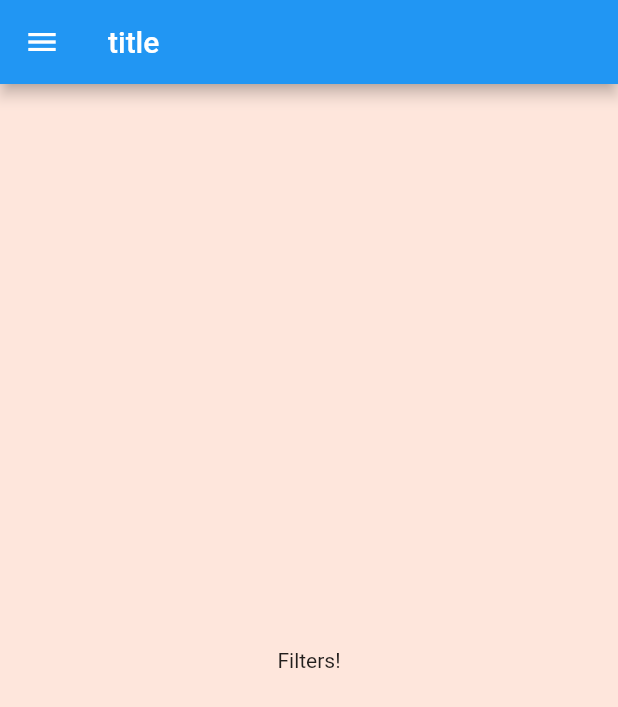
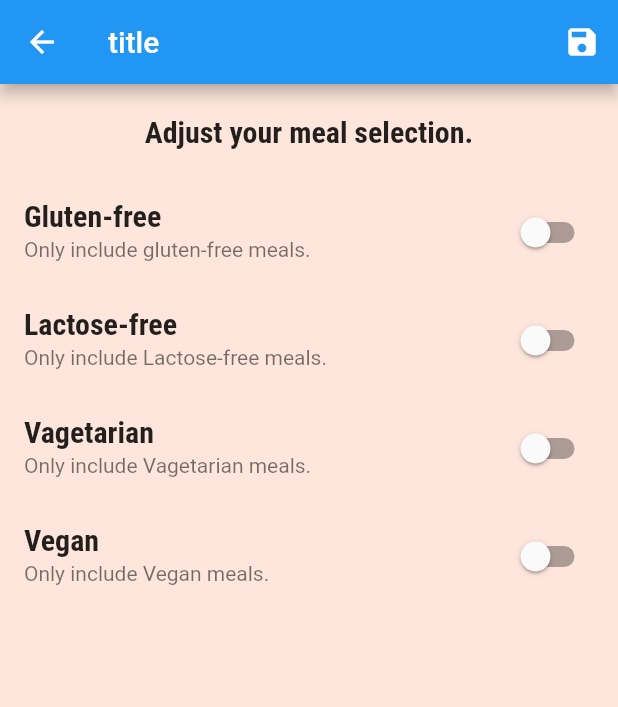
Before and after one commit to asafzaf/Meals-app, a Flutter app: the FiltersScreen screen opened by its route, on a phone screen of 412 x 824 dp. Shown: the top 707 px of the screen. Run offline on Flutter 3.47's test engine with Material 2 defaults, Android fonts, the phone set to English and light mode, and no system bars; statements that could not run were skipped.

Commit message:
adding filter screen and filter functions

```diff
--- a/lib/main.dart
+++ b/lib/main.dart
@@ -1,16 +1,74 @@
 import 'package:flutter/material.dart';
+import './dummy_data.dart';
 import './screen/filters_screen.dart';
 import './screen/tabs_screen.dart';
 import './screen/meal_detail_screen.dart';
 import './screen/category_meals_screen.dart';
+import './models/meal.dart';
 import './screen/categories_screen.dart';
 
 void main() {
   runApp(MyApp());
 }
 
-class MyApp extends StatelessWidget {
-  // This widget is the root of your application.
+class MyApp extends StatefulWidget {
+  @override
+  State<MyApp> createState() => _MyAppState();
+}
+
+class _MyAppState extends State<MyApp> {
+  Map<String, bool> _filters = {
+    'gluten': false,
+    'lactose': false,
+    'vegan': false,
+    'vegetarian': false,
+  };
+
+  List<Meal> _availableMeals = DUMMY_MEALS;
+  List<Meal> _favoriteMeals = [];
+
+  void _setFilters(Map<String, bool> filterData) {
+    setState(() {
+      _filters = filterData;
+
+      _availableMeals = DUMMY_MEALS.where((meal) {
+        if (_filters['gluten'] && !meal.isGlutenFree) {
+          return false;
+        }
+        if (_filters['lactose'] && !meal.isLactoseFree) {
+          return false;
+        }
+        if (_filters['vegan'] && !meal.isVegan) {
+          return false;
+        }
+        if (_filters['vegetarian'] && !meal.isVegetarian) {
+          return false;
+        }
+        return true;
+      }).toList();
+    });
+  }
+
+  void _toggleFavorite(String mealId) {
+    final existingIndex =
+        _favoriteMeals.indexWhere((meal) => meal.id == mealId);
+    if (existingIndex >= 0) {
+      setState(() {
+        _favoriteMeals.removeAt(existingIndex);
+      });
+    } else {
+      setState(() {
+        _favoriteMeals.add(
+          DUMMY_MEALS.firstWhere((meal) => meal.id == mealId),
+        );
+      });
+    }
+  }
+
+  bool _isMealFavorite(String id) {
+    return _favoriteMeals.any((meal) => meal.id == id);
+  }
+
   @override
   Widget build(BuildContext context) {
     return MaterialApp(
@@ -29,10 +87,12 @@ class MyApp extends StatelessWidget {
       ),
       // home: CategoriesScreen(),
       routes: {
-        '/': (ctx) => TabsScreen(),
-        CategoryMealsScreen.routeName: (ctx) => CategoryMealsScreen(),
-        MealDetailScreen.routeName: (ctx) => MealDetailScreen(),
-        FiltersScreen.routeName: (ctx) => FiltersScreen(),
+        '/': (ctx) => TabsScreen(_favoriteMeals),
+        CategoryMealsScreen.routeName: (ctx) =>
+            CategoryMealsScreen(_availableMeals),
+        MealDetailScreen.routeName: (ctx) =>
+            MealDetailScreen(_toggleFavorite, _isMealFavorite),
+        FiltersScreen.routeName: (ctx) => FiltersScreen(_filters, _setFilters),
       },
       onUnknownRoute: (settings) {
         return MaterialPageRoute(
--- a/lib/screen/category_meals_screen.dart
+++ b/lib/screen/category_meals_screen.dart
@@ -1,10 +1,13 @@
 import 'package:flutter/material.dart';
-import 'package:mealsapp/dummy_data.dart';
 import 'package:mealsapp/widget/meal_item.dart';
 import '../models/meal.dart';
 
 class CategoryMealsScreen extends StatefulWidget {
   static const routeName = '/category-meals';
+
+  final List<Meal> availableMeals;
+
+  CategoryMealsScreen(this.availableMeals);
 
   @override
   _CategoryMealsScreenState createState() => _CategoryMealsScreenState();
@@ -27,7 +30,7 @@ class _CategoryMealsScreenState extends State<CategoryMealsScreen> {
           ModalRoute.of(context).settings.arguments as Map<String, String>;
       catrgoryTitle = routeArgs['title'];
       final categoryId = routeArgs['id'];
-      displayedMeals = DUMMY_MEALS.where((meal) {
+      displayedMeals = widget.availableMeals.where((meal) {
         return meal.categories.contains(categoryId);
       }).toList();
       _loadedInitData = true;
@@ -56,7 +59,6 @@ class _CategoryMealsScreenState extends State<CategoryMealsScreen> {
             duration: displayedMeals[index].duration,
             complexity: displayedMeals[index].complexity,
             affordability: displayedMeals[index].affordability,
-            removeItem: _removeMeal,
           );
         },
         itemCount: displayedMeals.length,
--- a/lib/screen/filters_screen.dart
+++ b/lib/screen/filters_screen.dart
@@ -1,19 +1,126 @@
 import 'package:flutter/material.dart';
 import '../widget/main_drawer.dart';
 
-class FiltersScreen extends StatelessWidget {
+class FiltersScreen extends StatefulWidget {
   static const routeName = '/filters';
+
+  final Function saveFilters;
+  final Map<String, bool> currentFilters;
+
+  FiltersScreen(this.currentFilters, this.saveFilters);
+
+  @override
+  _FiltersScreenState createState() => _FiltersScreenState();
+}
+
+class _FiltersScreenState extends State<FiltersScreen> {
+  bool _glutenFree = false;
+  bool _vegetarian = false;
+  bool _vegan = false;
+  bool _lactoseFree = false;
+
+  @override
+  void initState() {
+    _glutenFree = widget.currentFilters['gluten'];
+    _lactoseFree = widget.currentFilters['lactose'];
+    _vegetarian = widget.currentFilters['vegetarian'];
+    _vegan = widget.currentFilters['vegan'];
+    super.initState();
+  }
+
+  Widget _buildSwichListTile(
+      String title, String subtitle, bool currentValue, Function updateValue) {
+    return SwitchListTile(
+      title: Text(title),
+      value: currentValue,
+      subtitle: Text(subtitle),
+      onChanged: updateValue,
+    );
+  }
 
   @override
   Widget build(BuildContext context) {
     return Scaffold(
-      appBar: AppBar(
-        title: Text('title'),
-      ),
-      drawer: MainDrawer(),
-      body: Center(
-        child: Text('Filters!'),
-      ),
-    );
+        appBar: AppBar(
+          title: Text('title'),
+          actions: [
+            IconButton(
+              icon: Icon(Icons.save),
+              onPressed: () {
+                final selectedFilters = {
+                  'gluten': _glutenFree,
+                  'lactose': _lactoseFree,
+                  'vegan': _vegan,
+                  'vegetarian': _vegetarian,
+                };
+                widget.saveFilters(selectedFilters);
+              },
+            ),
+          ],
+        ),
+        // drawer: MainDrawer(),
+        body: Column(
+          children: [
+            Container(
+              padding: EdgeInsets.all(20),
+              child: Text(
+                'Adjust your meal selection.',
+                style: Theme.of(context).textTheme.titleMedium,
+              ),
+            ),
+            Expanded(
+              child: ListView(children: [
+                _buildSwichListTile(
+                  'Gluten-free',
+                  'Only include gluten-free meals.',
+                  _glutenFree,
+                  (newValue) {
+                    setState(
+                      () {
+                        _glutenFree = newValue;
+                      },
+                    );
+                  },
+                ),
+                _buildSwichListTile(
+                  'Lactose-free',
+                  'Only include Lactose-free meals.',
+                  _lactoseFree,
+                  (newValue) {
+                    setState(
+                      () {
+                        _lactoseFree = newValue;
+                      },
+                    );
+                  },
+                ),
+                _buildSwichListTile(
+                  'Vagetarian',
+                  'Only include Vagetarian meals.',
+                  _vegetarian,
+                  (newValue) {
+                    setState(
+                      () {
+                        _vegetarian = newValue;
+                      },
+                    );
+                  },
+                ),
+                _buildSwichListTile(
+                  'Vegan',
+                  'Only include Vegan meals.',
+                  _vegan,
+                  (newValue) {
+                    setState(
+                      () {
+                        _vegan = newValue;
+                      },
+                    );
+                  },
+                ),
+              ]),
+            )
+          ],
+        ));
   }
 }
--- a/lib/widget/main_drawer.dart
+++ b/lib/widget/main_drawer.dart
@@ -54,8 +54,7 @@ class MainDrawer extends StatelessWidget {
             'Filter',
             Icons.settings,
             () {
-              Navigator.of(context)
-                  .pushReplacementNamed(FiltersScreen.routeName);
+              Navigator.of(context).pushNamed(FiltersScreen.routeName);
             },
           ),
         ],
```
